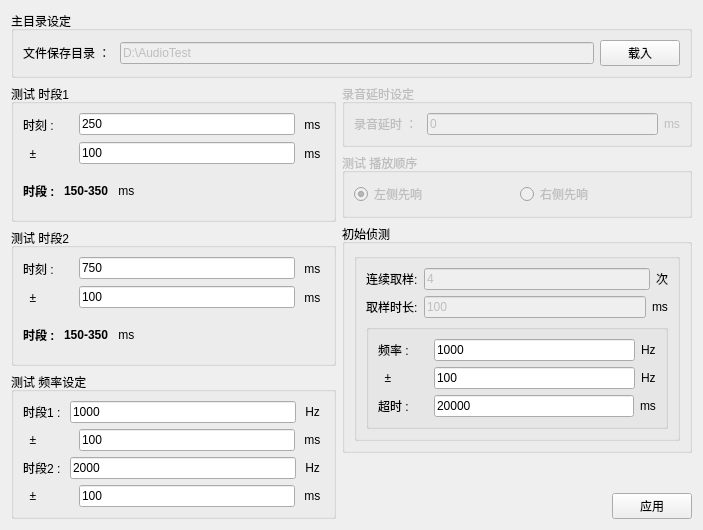
This is UI/Setup4AutoTest.ui in YeeeeRQ/SpeakerTest as Qt 5 draws it before an edit. The edited form follows.
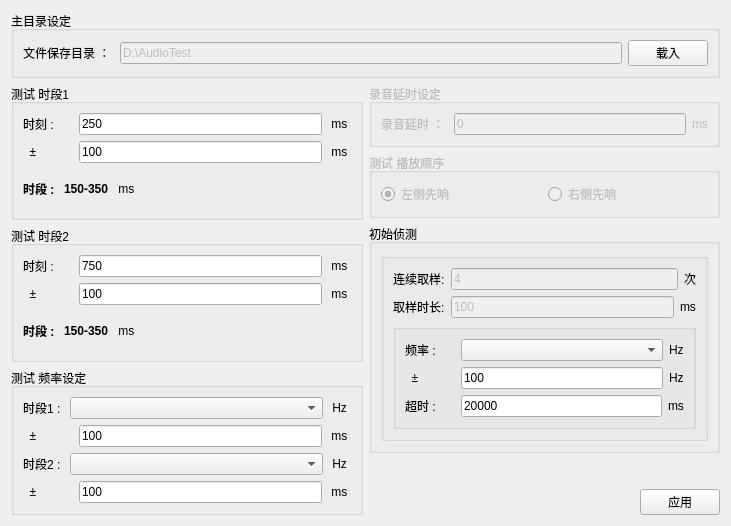
This is the edited form.

Diff of the .ui file:
```diff
--- a/UI/Setup4AutoTest.ui
+++ b/UI/Setup4AutoTest.ui
@@ -6,8 +6,8 @@
    <rect>
     <x>0</x>
     <y>0</y>
-    <width>703</width>
-    <height>530</height>
+    <width>731</width>
+    <height>512</height>
    </rect>
   </property>
   <property name="windowTitle">
@@ -362,7 +362,7 @@
            </property>
            <layout class="QVBoxLayout" name="verticalLayout_2">
             <item>
-             <layout class="QHBoxLayout" name="horizontalLayout_4">
+             <layout class="QHBoxLayout" name="horizontalLayout_4" stretch="0,1,0">
               <item>
                <widget class="QLabel" name="label_4">
                 <property name="text">
@@ -371,9 +371,12 @@
                </widget>
               </item>
               <item>
-               <widget class="QLineEdit" name="lineEdit_Frequency1">
-                <property name="text">
-                 <string>1000</string>
+               <widget class="QComboBox" name="comboBox_Frequency1">
+                <property name="minimumSize">
+                 <size>
+                  <width>200</width>
+                  <height>0</height>
+                 </size>
                 </property>
                </widget>
               </item>
@@ -427,7 +430,7 @@
              </layout>
             </item>
             <item>
-             <layout class="QHBoxLayout" name="horizontalLayout_5">
+             <layout class="QHBoxLayout" name="horizontalLayout_5" stretch="0,1,0">
               <item>
                <widget class="QLabel" name="label_6">
                 <property name="text">
@@ -436,9 +439,12 @@
                </widget>
               </item>
               <item>
-               <widget class="QLineEdit" name="lineEdit_Frequency2">
-                <property name="text">
-                 <string>2000</string>
+               <widget class="QComboBox" name="comboBox_Frequency2">
+                <property name="minimumSize">
+                 <size>
+                  <width>200</width>
+                  <height>0</height>
+                 </size>
                 </property>
                </widget>
               </item>
@@ -685,16 +691,13 @@
                      </widget>
                     </item>
                     <item>
-                     <widget class="QLineEdit" name="lineEdit_FirstFreq">
+                     <widget class="QComboBox" name="comboBox_InterceptFreq">
                       <property name="minimumSize">
                        <size>
                         <width>200</width>
                         <height>0</height>
                        </size>
                       </property>
-                      <property name="text">
-                       <string>1000</string>
-                      </property>
                      </widget>
                     </item>
                     <item>
```
